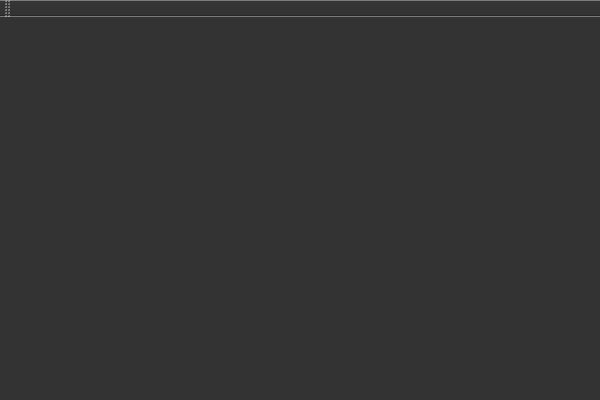
This is qt-frontend/widgets/SpectralColorPicker/mainwindow.ui in phresnel/picogen as Qt 5 draws it before an edit. The edited form follows.
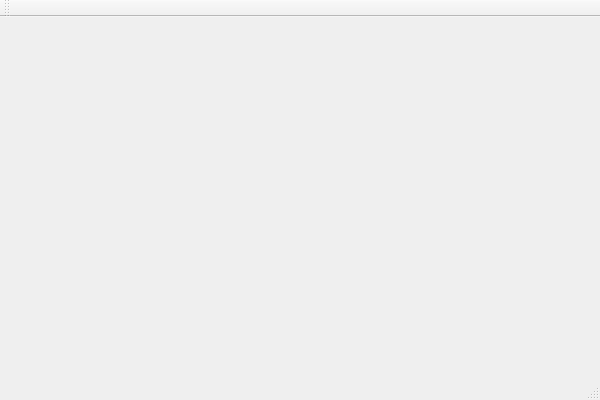
This is the edited form.

The edit to the form file:
```diff
--- a/qt-frontend/widgets/SpectralColorPicker/mainwindow.ui
+++ b/qt-frontend/widgets/SpectralColorPicker/mainwindow.ui
@@ -14,100 +14,7 @@
    <string>MainWindow</string>
   </property>
   <property name="styleSheet">
-   <string notr="true">* {
-	background: #333; 
-	color: white;
-}
-
-
-QScrollBar::add-line, QScrollBar::sub-line {width:0;height:0;background:none;}
-QScrollBar{padding:1px 1px 1px 1px;}
-QScrollBar::handle{
-	border-radius:4px;
-	background-color: qlineargradient(x1:0, y1:0, x2:0, y2:1,
-                                       stop:0 #717171, stop: 0.5 #505050,
-                                       stop: 0.6 #434343, stop:1 #757575);
-}
-QScrollBar::add-page, QScrollBar::sub-page{
-	background:none;
-	color:transparent;
-}
-
-QGraphicsView, QMdiArea, QTreeView, QTextEdit {
-	border:2px solid #ccc;
-	border-radius:10px; 
-	background-color:#556;
-	alternate-background-color:#556;
-}
-QMdiArea::QFrame {
-	background-color:#222;
-}
-
-
-QHeaderView { background-color: transparent; }
-QHeaderView::section {
-	background-color: qlineargradient(x1:0, y1:0, x2:0, y2:1,
-                                       stop:0 #616161, stop: 0.5 #505050,
-                                       stop: 0.6 #434343, stop:1 #656565);
-	color: white;
-	padding-left: 4px;
-	border: 1px solid #6c6c6c;
-	border-radius:5px;
- }
-
-QMenuBar {
-	background-color: qlineargradient(x1:0, y1:0, x2:0, y2:1,
-                                       stop:0 #889, stop:1 #aab);
- } QMenuBar::item  {
-	spacing: 3px; /* spacing between menu bar items */
-	padding: 1px 4px;
-	background: transparent;
-	border-radius: 4px;
-} QMenuBar::item:selected { /* when selected using mouse or keyboard */
-	background: #b8b8b8;
-} QMenuBar::item:pressed {
-	background: #aaa;
-}
-
-QMenu {
-	border: 1px solid black;
-	background-color: qlineargradient(x1:0, y1:0, x2:0, y2:1,
-                                       stop:0 #716161, stop: 0.5 #605050,
-                                       stop: 0.52 #534343, stop:1 #756565);
-} QMenu::item {
-} QMenu::item:selected {
-	background-color: #654321;
-}
-
-QPushButton {
-	border: 2px solid #8f8f91;
-	border-radius: 6px;
-	background-color: qlineargradient(x1:0, y1:0, x2:0, y2:1,
-                                       stop:0 #717171, stop: 0.5 #606060,
-                                       stop: 0.6 #535353, stop:1 #757575);
-} QPushButton:pressed {
-	background-color: qlineargradient(x1:0, y1:0, x2:0, y2:1,
-										stop:0.5 #717171, 
-										stop: 1 #606060,
-										stop: 0 #535353, 
-										stop:0.6 #757575);
-} QPushButton:disabled {
-	color:gray;
-	background-color: black;
-}
-
-QGroupBox {
-	 background-color: qlineargradient(x1: 0, y1: 0, x2: 0, y2: 1,
-                                       stop: 0 #555, stop: 1 #889);
-	border: 2px solid #CCC;
-	border-radius: 6px;
-	margin-top: 1ex; /* leave space at the top for the title */
-} QGroupBox::title {
-	color: orange;	
-	subcontrol-origin: margin;
-	subcontrol-position: top center; /* position at the top center */
-	padding: 0 3px;
-}</string>
+   <string notr="true"/>
   </property>
   <widget class="QWidget" name="centralWidget"/>
   <widget class="QMenuBar" name="menuBar">
```
Left out of the diff: 2 changed lines with no effect on the pictures.
